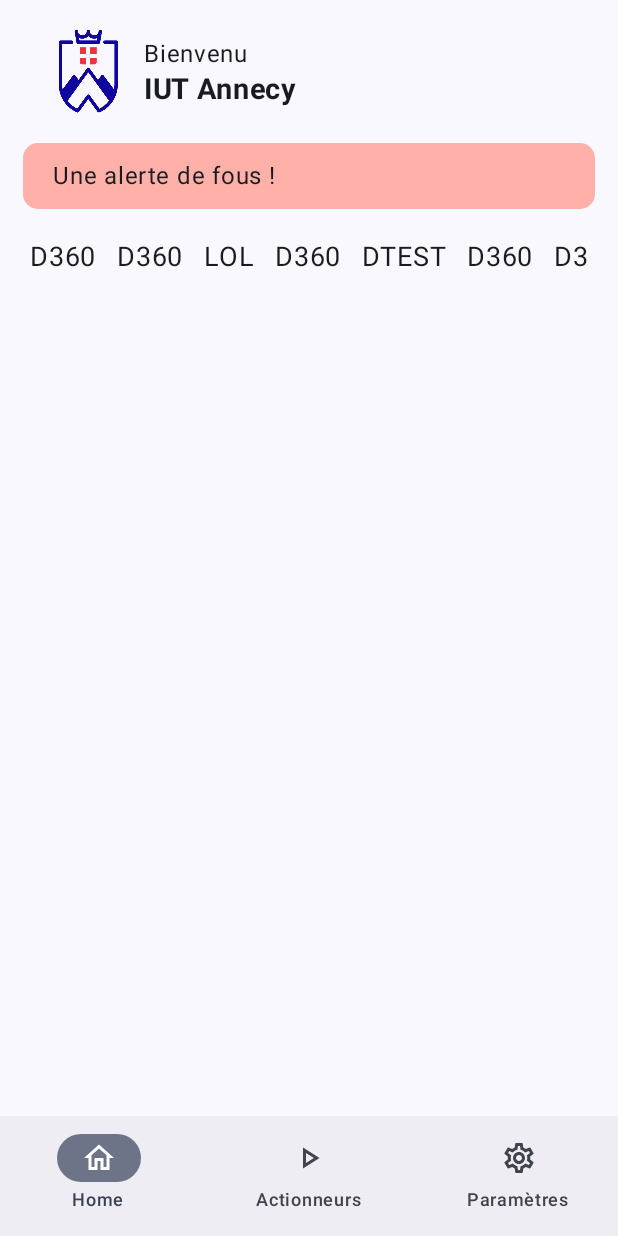
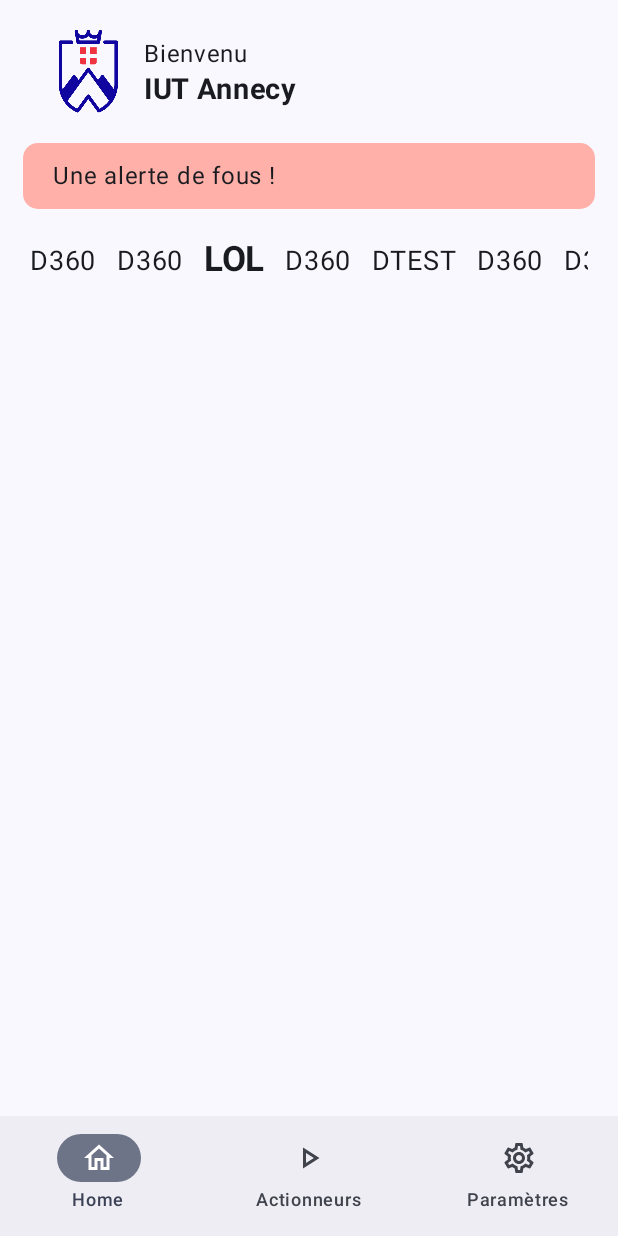
Before and after one commit to EliXorZz/IOT-APP, an Android app built with Jetpack Compose: the screen it shows after launch (MainActivity), on a phone screen of 412 x 824 dp. Run offline under Robolectric (Android 15) with nearby library versions, the phone set to English and light mode, and no system bars.

Commit message:
RoomSelector

```diff
--- a/app/src/main/java/sae/iot/ui/IOTApp.kt
+++ b/app/src/main/java/sae/iot/ui/IOTApp.kt
@@ -73,7 +73,7 @@ fun IOTApp(
             ) {
                 composable(route = IOTScreen.Home.name) {
                     val rooms = listOf("D360", "D360", "LOL", "D360", "DTEST", "D360", "D360")
-                    RoomSelector(rooms)
+                    RoomSelector(rooms, selected = "LOL")
                 }
 
                 composable(route = IOTScreen.Actions.name) {
--- a/app/src/main/java/sae/iot/ui/components/RoomSelector.kt
+++ b/app/src/main/java/sae/iot/ui/components/RoomSelector.kt
@@ -15,6 +15,7 @@ import androidx.compose.ui.unit.sp
 @Composable
 fun RoomSelector(
     rooms: List<String>,
+    selected: String,
     modifier: Modifier = Modifier
 ) {
     Box(
@@ -24,11 +25,13 @@ fun RoomSelector(
             horizontalArrangement = Arrangement.spacedBy(13.dp),
             verticalAlignment = Alignment.Bottom
         ) {
-            items(rooms) { item ->
+            items(rooms) { room ->
+                val isSelected = selected == room
+
                 Text(
-                    text = item,
-                    fontSize = 18.sp,
-                    fontWeight = FontWeight.W400
+                    text = room,
+                    fontSize = if (isSelected) 23.sp else 18.sp,
+                    fontWeight = if (isSelected) FontWeight.W700 else FontWeight.W400
                 )
             }
         }
```
